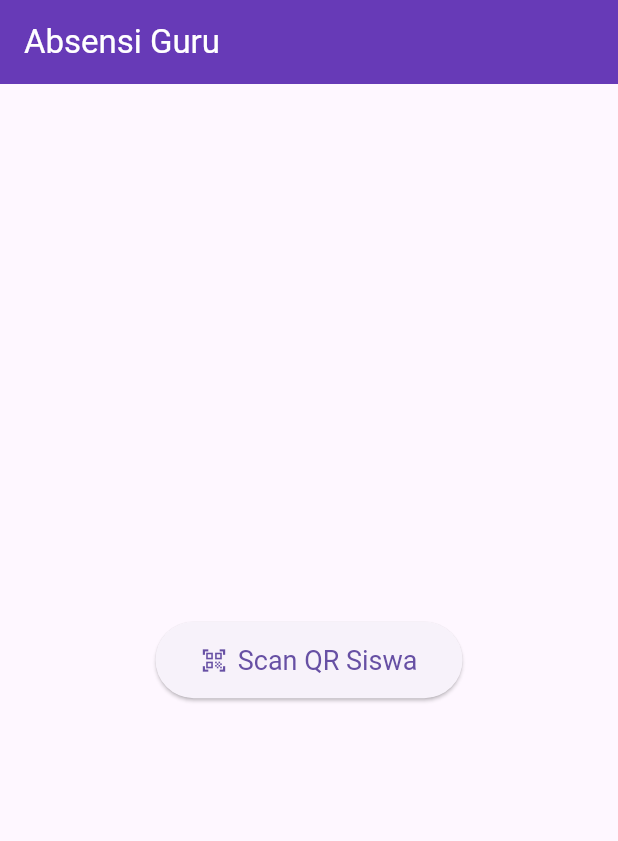
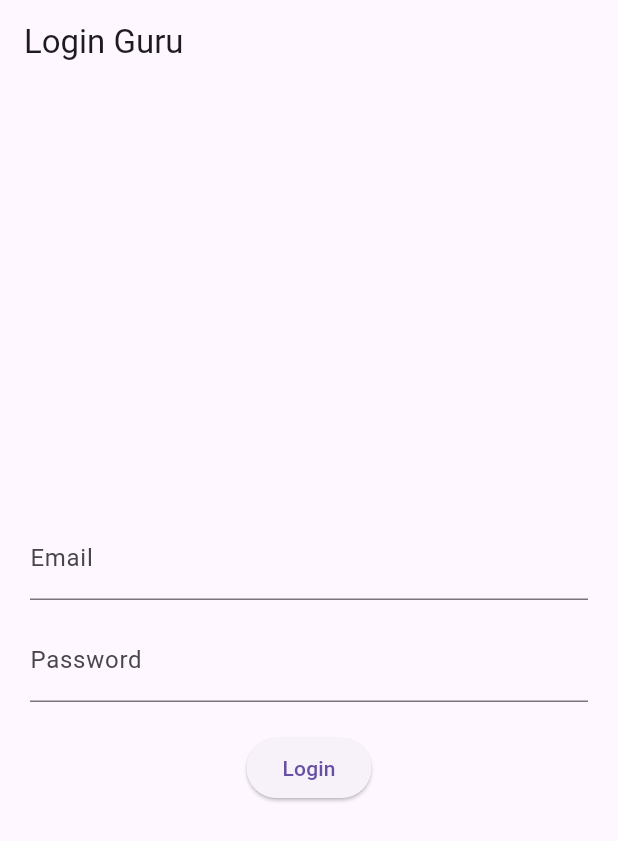
Before and after one commit to RulyOctareza/absensi-sekolah-flutter, a Flutter app: the screen it shows after launch, on a phone screen of 412 x 824 dp. Shown: the top 841 px of the screen. Run offline on Flutter 3.47's test engine with Material 3 defaults, Android fonts, the phone set to English and light mode, and no system bars; our stand-ins replace dio, firebase_auth, firebase_core, firebase_database; missing offline and left inert: qr_code_scanner; accounts and stored records are empty; generated files the repository leaves out were written again.

Commit message:
Implement authentication flow with Firebase: add AuthService, AuthGate, and LoginScreen; update HomeScreen and main entry point.

```diff
--- a/lib/app/data/services/attendance_service.dart
+++ b/lib/app/data/services/attendance_service.dart
@@ -30,7 +30,7 @@ class AttendanceService {
       );
 
       // Anggap 302 sebagai sukses jika memang server selalu redirect setelah record
-      if (response.statusCode == 302) {
+      if (response.statusCode == 302 || response.statusCode == 200) {
         // Optional: log atau handle khusus jika perlu
         return;
       }
--- /dev/null
+++ b/lib/app/data/services/auth_service.dart
@@ -0,0 +1,31 @@
+import 'package:firebase_auth/firebase_auth.dart';
+
+class AuthService {
+  final FirebaseAuth _auth = FirebaseAuth.instance;
+
+  // Mendapatkan stream status login user
+  Stream<User?> get user => _auth.authStateChanges();
+
+  // Fungsi untuk Sign In
+  Future<User?> signIn({
+    required String email,
+    required String password,
+  }) async {
+    try {
+      UserCredential result = await _auth.signInWithEmailAndPassword(
+        email: email,
+        password: password,
+      );
+      return result.user;
+    } on FirebaseAuthException catch (e) {
+      // Mengembalikan null jika ada error
+      print('Firebase Auth Error: ${e.message}');
+      return null;
+    }
+  }
+
+  // Fungsi untuk Sign Out
+  Future<void> signOut() async {
+    await _auth.signOut();
+  }
+}
--- /dev/null
+++ b/lib/app/presentation/screens/auth_gate.dart
@@ -0,0 +1,27 @@
+// lib/app/presentation/screens/auth_gate.dart
+import 'package:absensi_sekolah/app/data/services/auth_service.dart';
+import 'package:absensi_sekolah/app/presentation/screens/home_screen.dart';
+import 'package:absensi_sekolah/app/presentation/screens/login_screen.dart';
+import 'package:firebase_auth/firebase_auth.dart';
+import 'package:flutter/material.dart';
+
+class AuthGate extends StatelessWidget {
+  const AuthGate({super.key});
+
+  @override
+  Widget build(BuildContext context) {
+    return StreamBuilder<User?>(
+      stream: AuthService().user,
+      builder: (context, snapshot) {
+        // Jika user sudah login, tampilkan HomeScreen
+        if (snapshot.hasData) {
+          return const HomeScreen();
+        }
+        // Jika belum, tampilkan LoginScreen
+        else {
+          return const LoginScreen();
+        }
+      },
+    );
+  }
+}
--- /dev/null
+++ b/lib/app/presentation/screens/login_screen.dart
@@ -0,0 +1,75 @@
+import 'package:absensi_sekolah/app/data/services/auth_service.dart';
+import 'package:flutter/material.dart';
+
+class LoginScreen extends StatefulWidget {
+  const LoginScreen({super.key});
+
+  @override
+  State<LoginScreen> createState() => _LoginScreenState();
+}
+
+class _LoginScreenState extends State<LoginScreen> {
+  final AuthService _authService = AuthService();
+  final _emailController = TextEditingController();
+  final _passwordController = TextEditingController();
+  bool _isLoading = false;
+  String? _errorMessage;
+
+  void _login() async {
+    setState(() {
+      _isLoading = true;
+      _errorMessage = null;
+    });
+
+    final user = await _authService.signIn(
+      email: _emailController.text,
+      password: _passwordController.text,
+    );
+
+    if (user == null) {
+      setState(() {
+        _errorMessage = 'Email atau password salah. Silakan coba lagi.';
+        _isLoading = false;
+      });
+    }
+    // Jika berhasil, AuthGate akan otomatis pindah halaman
+  }
+
+  @override
+  Widget build(BuildContext context) {
+    return Scaffold(
+      appBar: AppBar(title: const Text('Login Guru')),
+      body: Padding(
+        padding: const EdgeInsets.all(20.0),
+        child: Column(
+          mainAxisAlignment: MainAxisAlignment.center,
+          children: [
+            TextField(
+              controller: _emailController,
+              decoration: const InputDecoration(labelText: 'Email'),
+              keyboardType: TextInputType.emailAddress,
+            ),
+            const SizedBox(height: 12),
+            TextField(
+              controller: _passwordController,
+              decoration: const InputDecoration(labelText: 'Password'),
+              obscureText: true,
+            ),
+            const SizedBox(height: 20),
+            if (_errorMessage != null)
+              Padding(
+                padding: const EdgeInsets.only(bottom: 10),
+                child: Text(
+                  _errorMessage!,
+                  style: const TextStyle(color: Colors.red),
+                ),
+              ),
+            _isLoading
+                ? const CircularProgressIndicator()
+                : ElevatedButton(onPressed: _login, child: const Text('Login')),
+          ],
+        ),
+      ),
+    );
+  }
+}
--- a/lib/main.dart
+++ b/lib/main.dart
@@ -1,6 +1,6 @@
 import 'dart:developer';
 
-import 'package:absensi_sekolah/app/presentation/screens/home_screen.dart';
+import 'package:absensi_sekolah/app/presentation/screens/auth_gate.dart';
 import 'package:absensi_sekolah/firebase_options.dart';
 import 'package:firebase_core/firebase_core.dart';
 import 'package:flutter/material.dart';
@@ -19,6 +19,6 @@ class MainApp extends StatelessWidget {
   @override
   Widget build(BuildContext context) {
     log('[MainApp] build dipanggil');
-    return const MaterialApp(home: HomeScreen());
+    return const MaterialApp(home: AuthGate());
   }
 }
--- a/pubspec.yaml
+++ b/pubspec.yaml
@@ -8,6 +8,7 @@ environment:
 
 dependencies:
   dio: ^5.8.0+1
+  firebase_auth: ^5.6.2
   firebase_core: ^3.15.1
   firebase_database: ^11.3.9
   flutter:
```
Also changed, not shown: lib/app/presentation/screens/home_screen.dart (+56 -35 lines), pubspec.lock, 4 other files.
